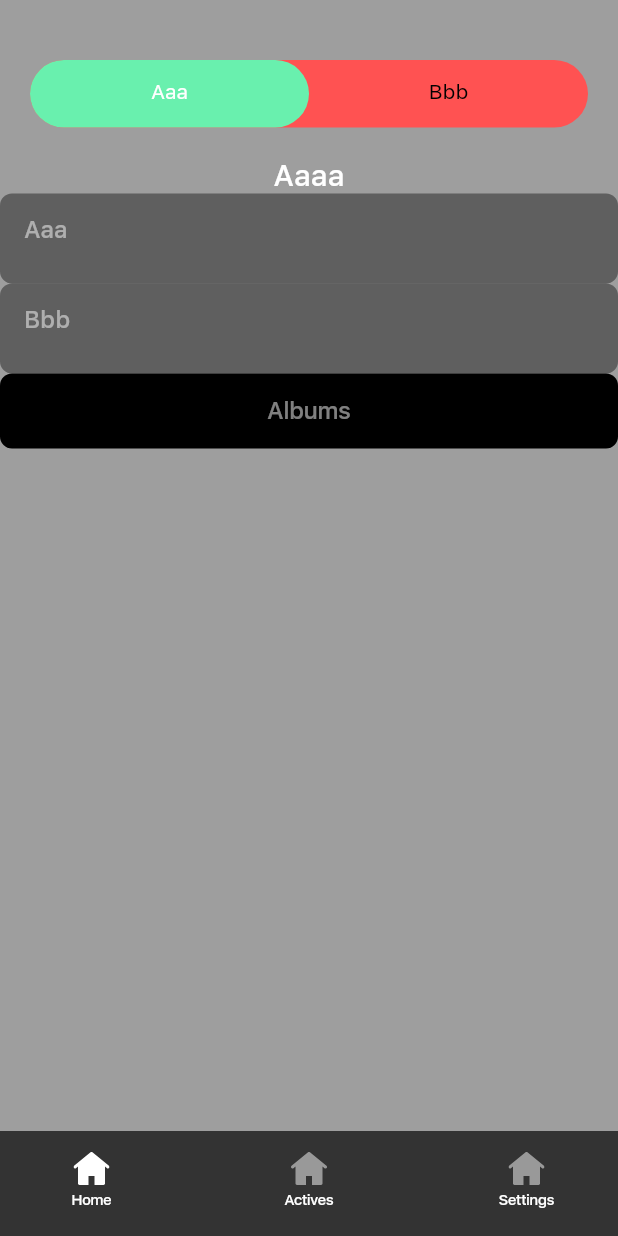
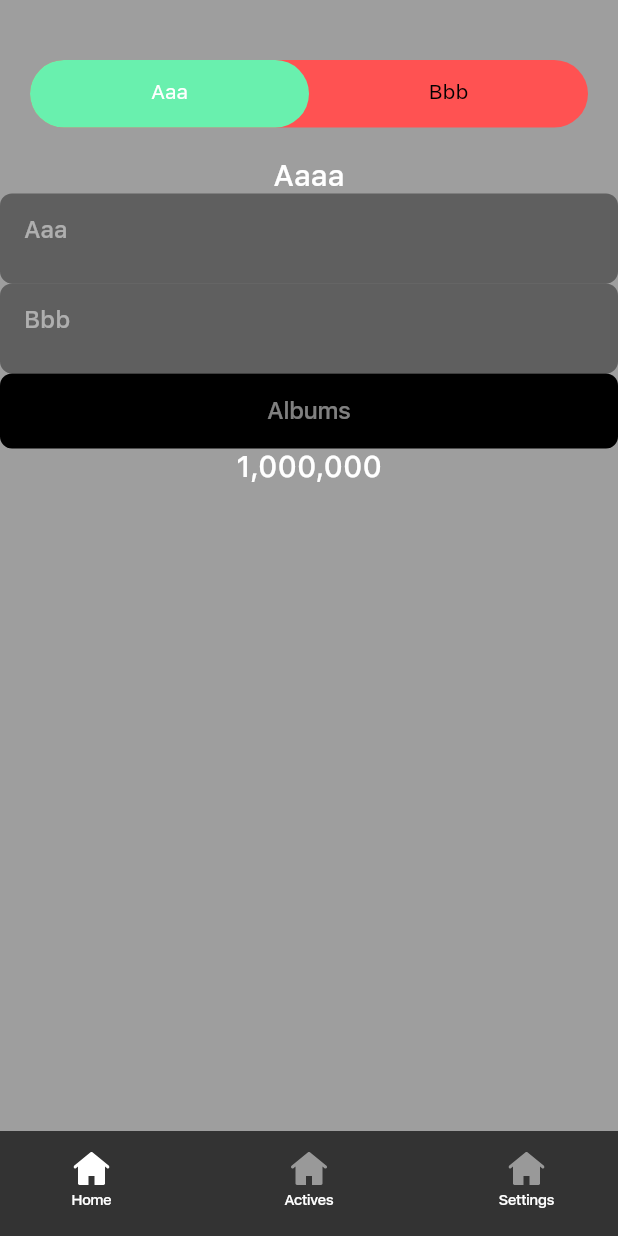
Before and after one commit to kent0505/test, a Flutter app: the HomePage screen opened by its route, on a phone screen of 412 x 824 dp. Run offline on Flutter 3.47's test engine with Material 3 defaults, Android fonts, the phone set to English and light mode, and no system bars; our stand-ins replace cached_network_image, connectivity_plus, dio, flutter_bloc, flutter_svg, go_router and 2 more; accounts and stored records are empty; statements that could not run were skipped.

Commit message:
number formatter

```diff
--- a/lib/src/core/utils.dart
+++ b/lib/src/core/utils.dart
@@ -44,6 +44,10 @@ DateTime stringToDate(String date) {
   }
 }
 
+String formatNumber(int number) {
+  return NumberFormat('#,###').format(number);
+}
+
 double getStatusBar(BuildContext context) {
   return MediaQuery.of(context).viewPadding.top;
 }
--- a/lib/src/features/home/pages/main_page.dart
+++ b/lib/src/features/home/pages/main_page.dart
@@ -1,6 +1,7 @@
 import 'package:flutter/material.dart';
 import 'package:flutter_bloc/flutter_bloc.dart';
 import 'package:go_router/go_router.dart';
+import 'package:shablon/src/core/utils.dart';
 
 import '../../../core/widgets/others/tab_widget.dart';
 import '../../../blocs/button/button_bloc.dart';
@@ -67,6 +68,10 @@ class MainPageState extends State<MainPage> {
             },
             title: 'Albums',
           ),
+          TextWidget(
+            formatNumber(1000000),
+            fontSize: 20,
+          ),
         ],
       ),
       second: const Column(
```
